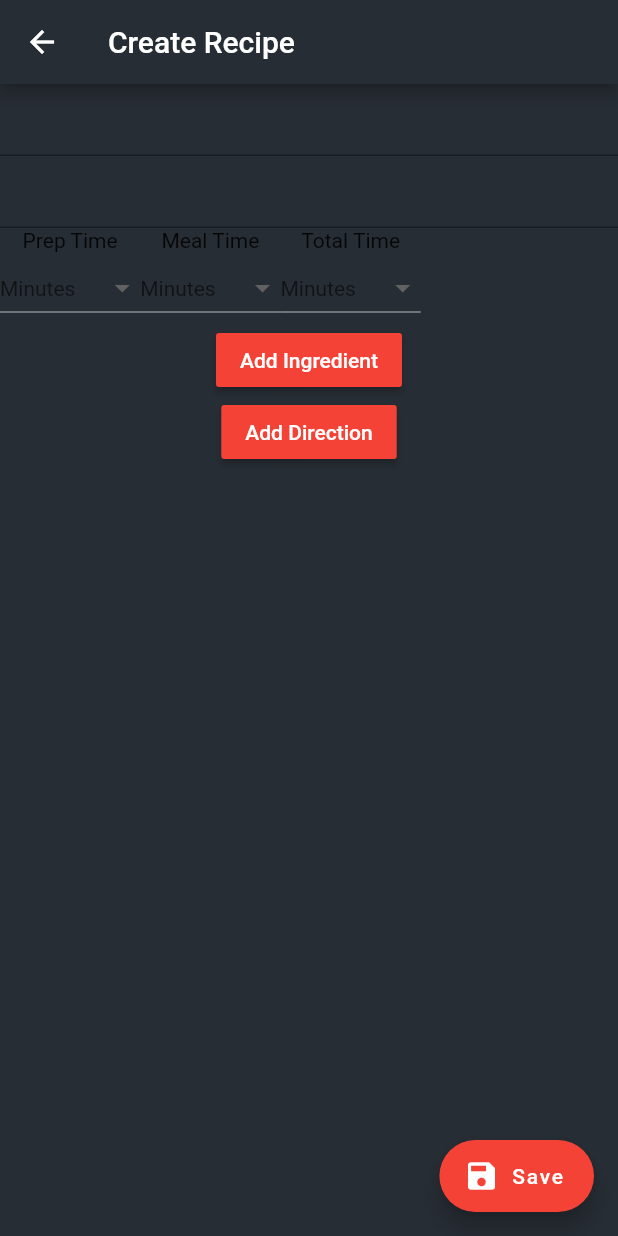
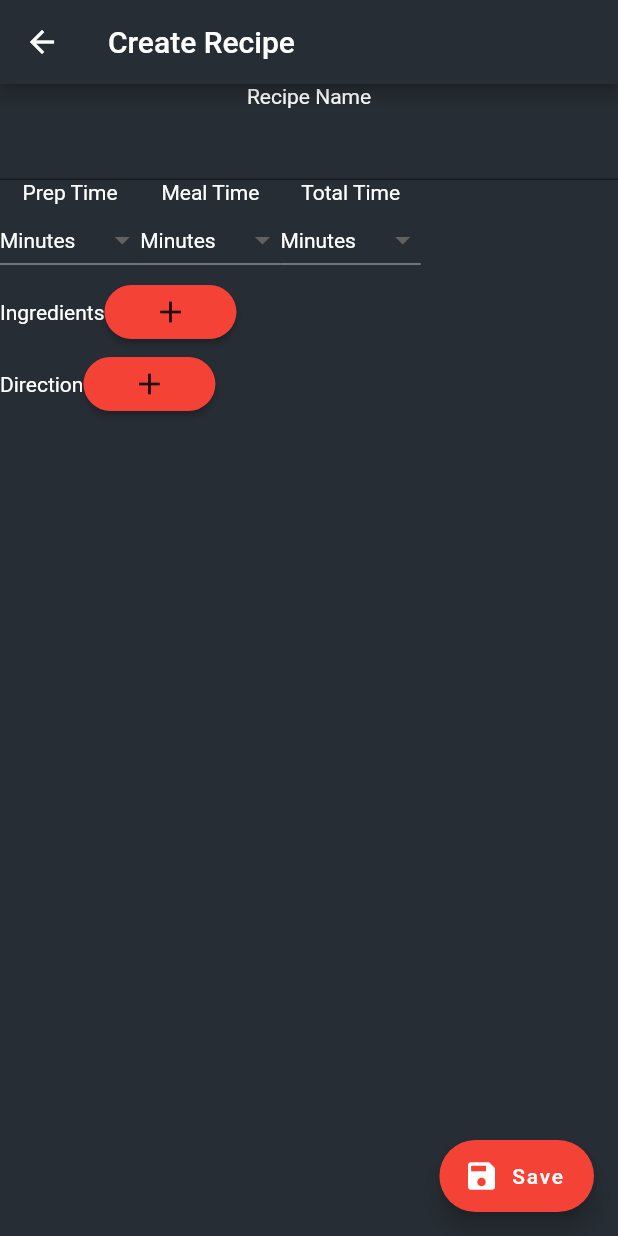
Before and after one commit to enevarez1/easy-eats, a Flutter app: the CreateRecipe screen opened directly, on a phone screen of 412 x 824 dp. Run offline on Flutter 3.47's test engine with Material 2 defaults, Android fonts, the phone set to English and light mode, and no system bars.

Commit message:
fixed button size, removed extra formfield

```diff
--- a/lib/recipe/CreateRecipe.dart
+++ b/lib/recipe/CreateRecipe.dart
@@ -12,6 +12,8 @@ class Item {
 
   final String time;
 }
+
+TextStyle style = TextStyle(color: Colors.white);
 
 List<Item> users = <Item>[
   const Item(
@@ -55,6 +57,28 @@ List<Item> users = <Item>[
 var ingredients = <Widget>[];
 var directions = <Widget>[];
 
+Widget _customButton() {
+  return Material(
+    child: InkWell(
+      borderRadius: BorderRadius.circular(20),
+      onTap: () {},
+      splashColor: Colors.blue,
+      highlightColor: Colors.blue,
+      child: Container(
+        height: 36,
+        width: 240,
+        decoration: BoxDecoration(
+          borderRadius: BorderRadius.circular(20),
+          border: Border.all(color: Colors.grey),
+        ),
+        child: Center(
+          child: Text("Custom Button with InkWell"),
+        ),
+      ),
+    ),
+  );
+}
+
 class _CreateRecipeState extends State<CreateRecipe> {
   Item selectedUser1;
   Item selectedUser2;
@@ -79,17 +103,24 @@ class _CreateRecipeState extends State<CreateRecipe> {
           color: drawerBackgroundColor,
           child: Column(
             children: [
-              TextFormField(),
-              TextFormField(),
+              Text("Recipe Name", style: style),
+              TextFormField(
+                style: style,
+                expands: false,
+                cursorColor: Colors.red,
+              ),
               Row(
                 children: [
                   Column(
                     mainAxisSize: MainAxisSize.min,
                     children: [
-                      Text("Prep Time"),
+                      Text(
+                        "Prep Time",
+                        style: style,
+                      ),
                       DropdownButton<Item>(
-                        style: TextStyle(color: Colors.white),
-                        hint: Text("Minutes"),
+                        style: style,
+                        hint: Text("Minutes", style: style),
                         value: selectedUser1,
                         onChanged: (Item value) {
                           setState(() {
@@ -103,7 +134,7 @@ class _CreateRecipeState extends State<CreateRecipe> {
                               children: <Widget>[
                                 Text(
                                   user.time,
-                                  style: TextStyle(color: Colors.black),
+                                  style: style,
                                 ),
                               ],
                             ),
@@ -114,10 +145,10 @@ class _CreateRecipeState extends State<CreateRecipe> {
                   ),
                   Column(
                     children: [
-                      Text("Meal Time"),
+                      Text("Meal Time", style: style),
                       DropdownButton<Item>(
-                        style: TextStyle(color: Colors.white),
-                        hint: Text("Minutes"),
+                        style: style,
+                        hint: Text("Minutes", style: style),
                         value: selectedUser2,
                         onChanged: (Item value) {
                           setState(() {
@@ -131,7 +162,7 @@ class _CreateRecipeState extends State<CreateRecipe> {
                               children: <Widget>[
                                 Text(
                                   user.time,
-                                  style: TextStyle(color: Colors.black),
+                                  style: style,
                                 ),
                               ],
                             ),
@@ -142,10 +173,10 @@ class _CreateRecipeState extends State<CreateRecipe> {
                   ),
                   Column(
                     children: [
-                      Text("Total Time"),
+                      Text("Total Time", style: style),
                       DropdownButton<Item>(
-                        style: TextStyle(color: Colors.white),
-                        hint: Text("Minutes"),
+                        style: style,
+                        hint: Text("Minutes", style: style),
                         value: selectedUser3,
                         onChanged: (Item value) {
                           setState(() {
@@ -159,7 +190,7 @@ class _CreateRecipeState extends State<CreateRecipe> {
                               children: <Widget>[
                                 Text(
                                   user.time,
-                                  style: TextStyle(color: Colors.black),
+                                  style: style,
                                 ),
                               ],
                             ),
@@ -170,17 +201,22 @@ class _CreateRecipeState extends State<CreateRecipe> {
                   )
                 ],
               ),
+              Row(
+                children: [
+                  Text(
+                    "Ingredients",
+                    style: style,
+                  ),
                   RaisedButton(
+                    shape: StadiumBorder(),
                     color: Colors.red,
                     onPressed: () {
                       addNewIngredient();
                     },
-                child: Text(
-                  "Add Ingredient",
-                  style: TextStyle(color: Colors.white),
+                    child: Icon(Icons.add),
                   ),
+                ],
               ),
-
               ListView.builder(
                 scrollDirection: Axis.vertical,
                 shrinkWrap: true,
@@ -189,15 +225,21 @@ class _CreateRecipeState extends State<CreateRecipe> {
                   return ingredients[index];
                 },
               ),
+              Row(
+                children: [
+                  Text(
+                    "Direction",
+                    style: style,
+                  ),
                   RaisedButton(
+                    shape: StadiumBorder(),
                     color: Colors.red,
                     onPressed: () {
                       addNewDirection();
                     },
-                child: Text(
-                  "Add Direction",
-                  style: TextStyle(color: Colors.white),
+                    child: Icon(Icons.add),
                   ),
+                ],
               ),
               ListView.builder(
                 scrollDirection: Axis.vertical,
@@ -216,13 +258,13 @@ class _CreateRecipeState extends State<CreateRecipe> {
 
   void addNewIngredient() {
     setState(() {
-      ingredients.add(TextFormField());
+      ingredients.add(TextFormField(style: style));
     });
   }
 
   void addNewDirection() {
     setState(() {
-      directions.add(TextFormField());
+      directions.add(TextFormField(style: style));
     });
   }
 }
```
Lines whose indentation alone changed are shown as unchanged.
